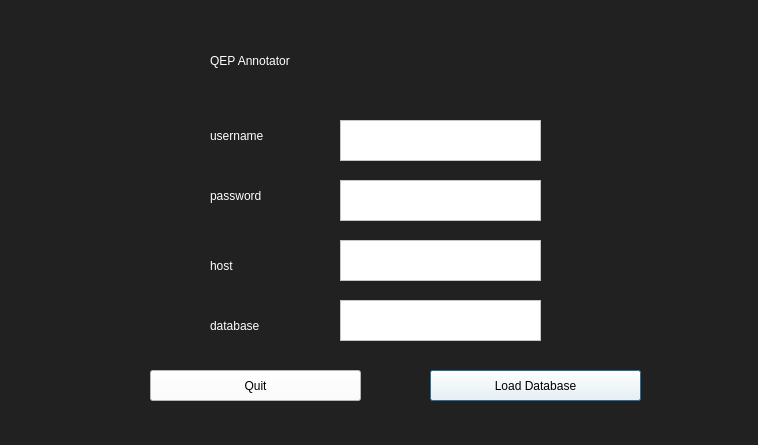
Old version of the form WelcomeScreen.ui in the repository Joshlim288/sql-annotator.
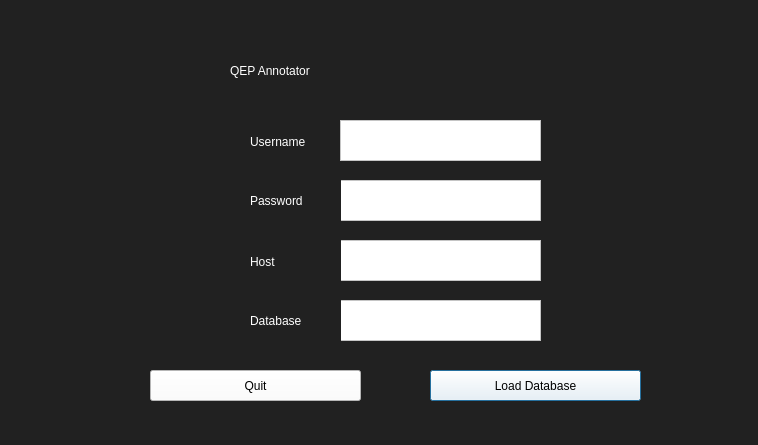
New version of the form.

Commit message: Proper highlighting for annotations and query

What changed in the file:
```diff
--- a/WelcomeScreen.ui
+++ b/WelcomeScreen.ui
@@ -19,8 +19,8 @@
   <widget class="QLabel" name="titleText">
    <property name="geometry">
     <rect>
-     <x>210</x>
-     <y>20</y>
+     <x>230</x>
+     <y>30</y>
      <width>321</width>
      <height>81</height>
     </rect>
@@ -121,9 +121,9 @@
   <widget class="QLabel" name="label">
    <property name="geometry">
     <rect>
-     <x>210</x>
-     <y>110</y>
-     <width>111</width>
+     <x>250</x>
+     <y>116</y>
+     <width>81</width>
      <height>51</height>
     </rect>
    </property>
@@ -306,15 +306,15 @@
     <enum>QFrame::NoFrame</enum>
    </property>
    <property name="text">
-    <string>username</string>
+    <string>Username</string>
    </property>
   </widget>
   <widget class="QLabel" name="label_2">
    <property name="geometry">
     <rect>
-     <x>210</x>
-     <y>170</y>
-     <width>111</width>
+     <x>250</x>
+     <y>175</y>
+     <width>91</width>
      <height>51</height>
     </rect>
    </property>
@@ -497,15 +497,15 @@
     <enum>QFrame::NoFrame</enum>
    </property>
    <property name="text">
-    <string>password</string>
+    <string>Password</string>
    </property>
   </widget>
   <widget class="QLabel" name="label_3">
    <property name="geometry">
     <rect>
-     <x>210</x>
-     <y>240</y>
-     <width>111</width>
+     <x>250</x>
+     <y>236</y>
+     <width>91</width>
      <height>51</height>
     </rect>
    </property>
@@ -688,15 +688,15 @@
     <enum>QFrame::NoFrame</enum>
    </property>
    <property name="text">
-    <string>host</string>
+    <string>Host</string>
    </property>
   </widget>
   <widget class="QLabel" name="label_4">
    <property name="geometry">
     <rect>
-     <x>210</x>
-     <y>300</y>
-     <width>121</width>
+     <x>250</x>
+     <y>295</y>
+     <width>91</width>
      <height>51</height>
     </rect>
    </property>
@@ -879,7 +879,7 @@
     <enum>QFrame::NoFrame</enum>
    </property>
    <property name="text">
-    <string>database</string>
+    <string>Database</string>
    </property>
   </widget>
  </widget>
```
The commit also changes 2 other files.
